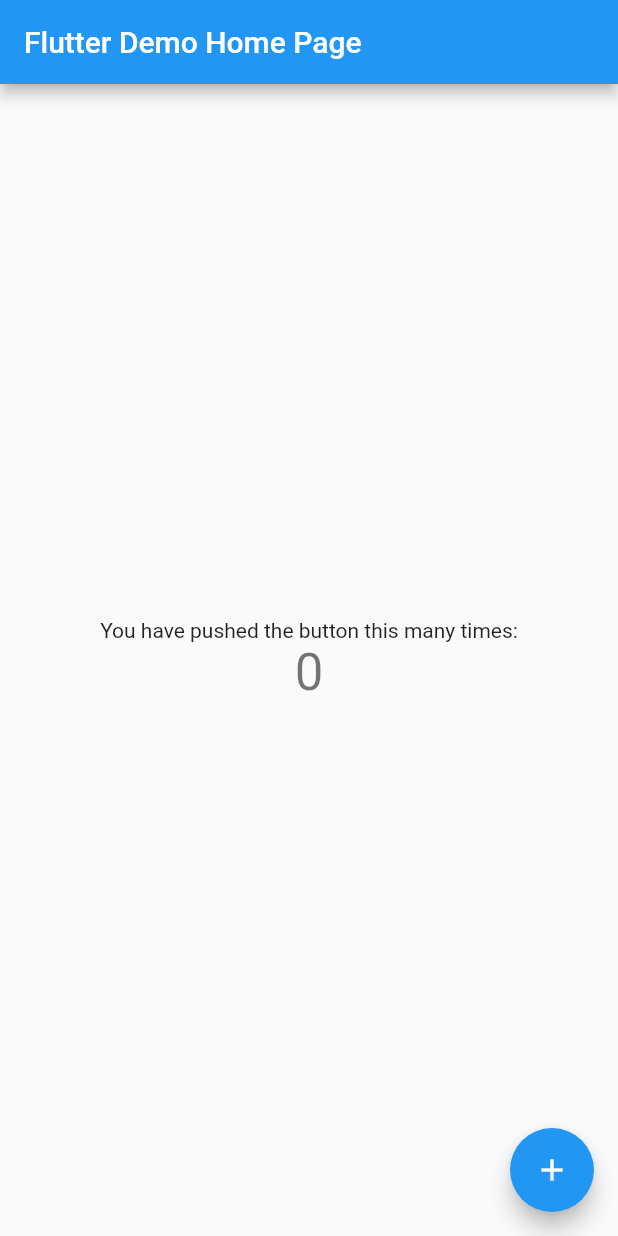
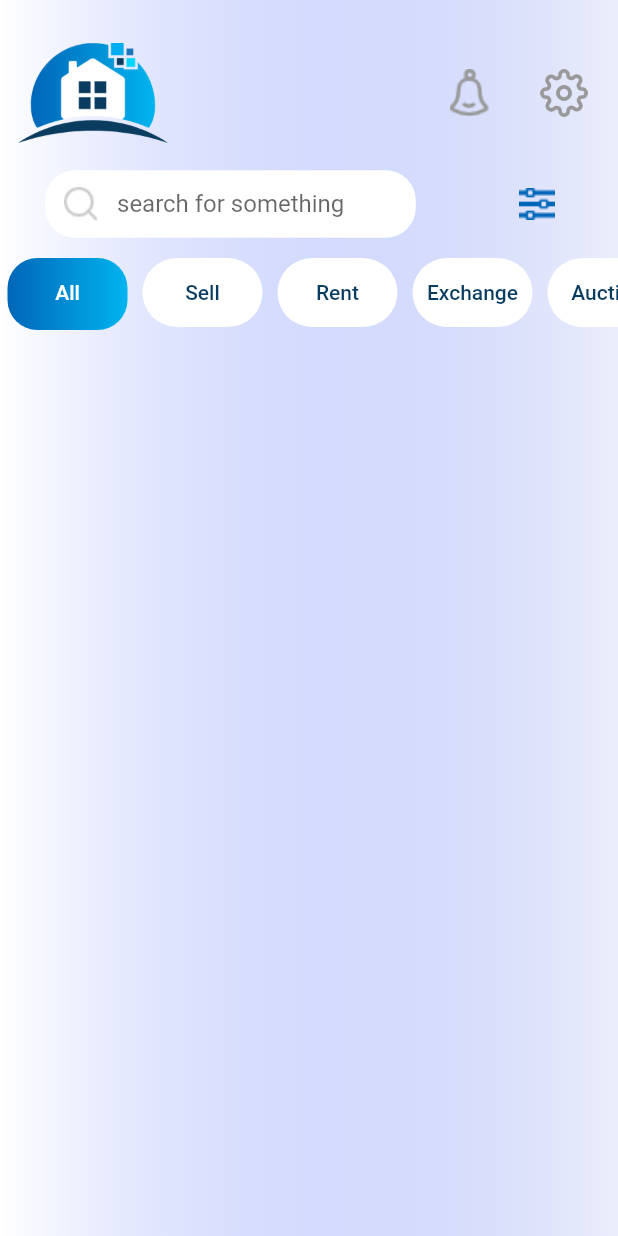
Before and after one commit to fawezz/Wasiet, a Flutter app: the screen it shows after launch, on a phone screen of 412 x 824 dp. Run offline on Flutter 3.47's test engine with Material 2 defaults, Android fonts, the phone set to English and light mode, and no system bars; our stand-ins replace get, hexcolor.

Commit message:
home tabbar style

```diff
--- a/analysis_options.yaml
+++ b/analysis_options.yaml
@@ -24,6 +24,7 @@ linter:
   rules:
     # avoid_print: false  # Uncomment to disable the `avoid_print` rule
     # prefer_single_quotes: true  # Uncomment to enable the `prefer_single_quotes` rule
+  prefer_const_constructors: false
 
 # Additional information about this file can be found at
 # https://dart.dev/guides/language/analysis-options
--- /dev/null
+++ b/lib/Controllers/HomeTabController.dart
@@ -0,0 +1,25 @@
+import 'package:get/get.dart';
+import 'package:flutter/material.dart';
+
+
+class HomeTabController extends GetxController with GetSingleTickerProviderStateMixin {
+  var selectedTabIndex = 0 .obs;
+
+  void updateSelectedIndex() {
+    selectedTabIndex.value = controller.index;
+  }
+
+  late TabController controller;
+
+  @override
+  void onInit() {
+    super.onInit();
+    controller = TabController(vsync: this, length: 5);
+  }
+
+  @override
+  void onClose() {
+    controller.dispose();
+    super.onClose();
+  }
+}
--- /dev/null
+++ b/lib/Custom Widgets/AdElement.dart
@@ -0,0 +1,48 @@
+import 'package:flutter/material.dart';
+
+class AdElement extends StatelessWidget {
+  const AdElement({Key? key}) : super(key: key);
+
+  @override
+  Widget build(BuildContext context) {
+    return Container(
+      child: Row(
+        children: [
+          Container(
+            child: Stack(
+              children: [
+
+              ],
+            ),
+          ),
+          Column(
+            children: [
+              Row(
+                children: [
+                  //categorie
+                  //heart icon
+                  //star
+                  //rating
+                  //number of raters
+                ],
+              ),
+              Text("5 floors villa",
+              style: TextStyle(),
+              ),
+              Text("20-07-2021",
+                style: TextStyle(),
+              ),
+              Text("location",
+                style: TextStyle(),
+              ),
+              Text("PRICE",
+                style: TextStyle(),
+              ),
+            ],
+          )
+
+        ],
+      ),
+    );
+  }
+}
--- /dev/null
+++ b/lib/Views/HomeView.dart
@@ -0,0 +1,209 @@
+import 'package:flutter/material.dart';
+import 'package:get/get.dart';
+import 'package:hexcolor/hexcolor.dart';
+import 'dart:ui' as ui;
+import 'package:wasiet/Views/testScreen1.dart';
+import 'package:wasiet/Views/testScreen2.dart';
+
+import '../Controllers/HomeTabController.dart';
+
+class HomeView extends StatelessWidget {
+  const HomeView({super.key});
+
+  @override
+  Widget build(BuildContext context) {
+    final HomeTabController _tabx = Get.put(HomeTabController());
+    return SafeArea(
+        child: Scaffold(
+      body: Container(
+          height: MediaQuery.of(context).size.height,
+          width: MediaQuery.of(context).size.width,
+          decoration: BoxDecoration(
+              gradient: LinearGradient(
+            begin: Alignment.centerRight,
+            end: Alignment.centerLeft,
+            colors: [HexColor("#6A83FF").withOpacity(0.1), HexColor("#FFFFFF")],
+          )),
+          child: Column(
+            children: [
+              Padding(
+                padding: const EdgeInsets.only(left: 12, right: 12, top: 12),
+                child: Row(
+                  children: [
+                    Image.asset(
+                      'assets/icons/logo_bar.png',
+                      width: 100.0,
+                      height: 100.0,
+                    ),
+                    const Spacer(),
+                    IconButton(
+                      icon: Image.asset(
+                        'assets/icons/bell.png',
+                        fit: BoxFit.fill,
+                      ),
+                      iconSize: 10,
+                      onPressed: null,
+                    ),
+                    const SizedBox(width: 15),
+                    IconButton(
+                      icon: Image.asset(
+                        'assets/icons/settings.png',
+                        fit: BoxFit.contain,
+                      ),
+                      onPressed: () {},
+                    ),
+                  ],
+                ),
+              ),
+              Padding(
+                padding: const EdgeInsets.only(bottom: 12),
+                child: Row(
+                  children: [
+                    Padding(
+                      padding: const EdgeInsets.only(left: 30),
+                      child: SizedBox(
+                        width: MediaQuery.of(context).size.width * 0.60,
+                        height: 45,
+                        child: TextField(
+                          style: const TextStyle(
+                              fontSize: 16.0, color: Colors.blueAccent),
+                          decoration: InputDecoration(
+                            labelText: "search for something",
+                            border: OutlineInputBorder(
+                              borderRadius: BorderRadius.circular(20.0),
+                              borderSide: BorderSide.none,
+                            ),
+                            filled: true,
+                            fillColor: Colors.white,
+                            prefixIcon: Image.asset('assets/icons/search.png'),
+                          ),
+                        ),
+                      ),
+                    ),
+                    const Spacer(),
+                    Padding(
+                      padding: const EdgeInsets.only(right: 30),
+                      child: IconButton(
+                        onPressed: () {},
+                        icon: Image.asset(
+                          'assets/icons/filtre.png',
+                          fit: BoxFit.fill,
+                        ),
+                      ),
+                    ),
+                  ],
+                ),
+              ),
+              TabBar(
+                  labelStyle:
+                      TextStyle(fontSize: 14, fontWeight: FontWeight.w500),
+                  labelPadding: const EdgeInsets.only(right: 5, left: 5),
+                  labelColor: Colors.white,
+                  indicatorSize: TabBarIndicatorSize.label,
+                  unselectedLabelColor: HexColor("#0A3C5F"),
+                  isScrollable: true,
+                  indicator: BoxDecoration(
+                    gradient: LinearGradient(
+                        colors: [HexColor("#0066B8"), HexColor("00B4EF")]),
+                    borderRadius: BorderRadius.circular(20.0),
+                  ),
+                  onTap: (int x) {
+                    _tabx.updateSelectedIndex();
+                  },
+                  controller: _tabx.controller,
+                  tabs: [
+                    Obx(
+                      () => Container(
+                          width: 80,
+                          decoration: BoxDecoration(
+                              borderRadius: BorderRadius.circular(45),
+                              color: _tabx.selectedTabIndex.value != 0
+                                  ? Colors.white
+                                  : Colors.transparent),
+                          child: Tab(
+                            text: "All",
+                          )),
+                    ),
+                    Obx(
+                      () => Container(
+                          width: 80,
+                          decoration: BoxDecoration(
+                              borderRadius: BorderRadius.circular(45),
+                              color: _tabx.selectedTabIndex.value != 1
+                                  ? Colors.white
+                                  : Colors.transparent),
+                          child: Tab(text: "Sell")),
+                    ),
+                    Obx(
+                      () => Container(
+                          width: 80,
+                          decoration: BoxDecoration(
+                              borderRadius: BorderRadius.circular(45),
+                              color: _tabx.selectedTabIndex.value != 2
+                                  ? Colors.white
+                                  : Colors.transparent),
+                          child: Tab(text: "Rent")),
+                    ),
+                    Obx(
+                      () => Container(
+                          width: 80,
+                          decoration: BoxDecoration(
+                              borderRadius: BorderRadius.circular(45),
+                              color: _tabx.selectedTabIndex.value != 3
+                                  ? Colors.white
+                                  : Colors.transparent),
+                          child: Tab(text: "Exchange")),
+                    ),
+                    Obx(
+                      () => Container(
+                          width: 80,
+                          decoration: BoxDecoration(
+                              borderRadius: BorderRadius.circular(45),
+                              color: _tabx.selectedTabIndex.value != 4
+                                  ? Colors.white
+                                  : Colors.transparent),
+                          child: Tab(text: "Auction")),
+                    ),
+                  ]),
+
+              /*
+            TabBarView(
+              controller: _tabx.controller,
+              children: const [
+                testScreen1(),
+                testScreen2(),
+                testScreen1(),
+                testScreen2(),
+                testScreen1(),
+              ],
+            )*/
+            ],
+          )),
+    ));
+  }
+}
+
+
+class RPSCustomPainter extends CustomPainter {
+  @override
+  void paint(Canvas canvas, Size size) {
+
+    Path path_0 = Path();
+    path_0.moveTo(size.width*0.3337690,size.height*-0.05120620);
+    path_0.cubicTo(size.width*0.4935470,size.height*-0.05120620,size.width*0.4524876,size.height*0.1604324,size.width*0.4524876,size.height*0.2076199);
+    path_0.cubicTo(size.width*0.4524876,size.height*0.2548074,size.width*0.3085084,size.height*0.3696691,size.width*0.1487304,size.height*0.3696691);
+    path_0.cubicTo(size.width*-0.01104751,size.height*0.3696691,size.width*0.00007470664,size.height*0.1926824,size.width*0.00007470664,size.height*0.1454955);
+    path_0.cubicTo(size.width*0.00007470664,size.height*0.09830871,size.width*0.1739897,size.height*-0.05120620,size.width*0.3337690,size.height*-0.05120620);
+    path_0.close();
+
+    Paint paint_0_fill = Paint()..style=PaintingStyle.fill;
+    paint_0_fill.color = Color(0xff6a83ff).withOpacity(1.0);
+    canvas.drawPath(path_0,paint_0_fill);
+
+  }
+
+  @override
+  bool shouldRepaint(covariant CustomPainter oldDelegate) {
+    return true;
+  }
+}
--- /dev/null
+++ b/lib/Views/testScreen1.dart
@@ -0,0 +1,14 @@
+import 'package:flutter/material.dart';
+
+
+class testScreen1 extends StatelessWidget {
+  const testScreen1({Key? key}) : super(key: key);
+
+  @override
+  Widget build(BuildContext context) {
+    return Text(
+        "1",
+      style: TextStyle(fontSize: 50),
+    );
+  }
+}
--- /dev/null
+++ b/lib/Views/testScreen2.dart
@@ -0,0 +1,13 @@
+import 'package:flutter/material.dart';
+
+class testScreen2 extends StatelessWidget {
+  const testScreen2({Key? key}) : super(key: key);
+
+  @override
+  Widget build(BuildContext context) {
+    return Text(
+      "2",
+      style: TextStyle(fontSize: 50),
+    );
+  }
+}
--- a/lib/main.dart
+++ b/lib/main.dart
@@ -1,5 +1,7 @@
 import 'package:flutter/material.dart';
 import 'package:get/get.dart';
+
+import 'Views/HomeView.dart';
 
 void main() {
   runApp(const MyApp());
@@ -8,109 +10,18 @@ void main() {
 class MyApp extends StatelessWidget {
   const MyApp({super.key});
 
-  // This widget is the root of your application.
   @override
   Widget build(BuildContext context) {
-    return MaterialApp(
-      title: 'Flutter Demo',
-      theme: ThemeData(
-        // This is the theme of your application.
-        //
-        // Try running your application with "flutter run". You'll see the
-        // application has a blue toolbar. Then, without quitting the app, try
-        // changing the primarySwatch below to Colors.green and then invoke
-        // "hot reload" (press "r" in the console where you ran "flutter run",
-        // or simply save your changes to "hot reload" in a Flutter IDE).
-        // Notice that the counter didn't reset back to zero; the application
-        // is not restarted.
-        primarySwatch: Colors.blue,
-      ),
-      home: const MyHomePage(title: 'Flutter Demo Home Page'),
+    return GetMaterialApp(
+      debugShowCheckedModeBanner: false,
+      title: 'Wasiet',
+      theme: ThemeData(primarySwatch: Colors.blue),
+      home: const HomeView(),
+      getPages: [
+        GetPage(name: '/home', page: () => const HomeView()),
+      ],
     );
   }
+
+
 }
-
-class MyHomePage extends StatefulWidget {
-  const MyHomePage({super.key, required this.title});
-
-  // This widget is the home page of your application. It is stateful, meaning
-  // that it has a State object (defined below) that contains fields that affect
-  // how it looks.
-
-  // This class is the configuration for the state. It holds the values (in this
-  // case the title) provided by the parent (in this case the App widget) and
-  // used by the build method of the State. Fields in a Widget subclass are
-  // always marked "final".
-
-  final String title;
-
-  @override
-  State<MyHomePage> createState() => _MyHomePageState();
-}
-
-class _MyHomePageState extends State<MyHomePage> {
-  int _counter = 0;
-
-  void _incrementCounter() {
-    setState(() {
-      // This call to setState tells the Flutter framework that something has
-      // changed in this State, which causes it to rerun the build method below
-      // so that the display can reflect the updated values. If we changed
-      // _counter without calling setState(), then the build method would not be
-      // called again, and so nothing would appear to happen.
-      _counter++;
-    });
-  }
-
-  @override
-  Widget build(BuildContext context) {
-    // This method is rerun every time setState is called, for instance as done
-    // by the _incrementCounter method above.
-    //
-    // The Flutter framework has been optimized to make rerunning build methods
-    // fast, so that you can just rebuild anything that needs updating rather
-    // than having to individually change instances of widgets.
-    return Scaffold(
-      appBar: AppBar(
-        // Here we take the value from the MyHomePage object that was created by
-        // the App.build method, and use it to set our appbar title.
-        title: Text(widget.title),
-      ),
-      body: Center(
-        // Center is a layout widget. It takes a single child and positions it
-        // in the middle of the parent.
-        child: Column(
-          // Column is also a layout widget. It takes a list of children and
-          // arranges them vertically. By default, it sizes itself to fit its
-          // children horizontally, and tries to be as tall as its parent.
-          //
-          // Invoke "debug painting" (press "p" in the console, choose the
-          // "Toggle Debug Paint" action from the Flutter Inspector in Android
-          // Studio, or the "Toggle Debug Paint" command in Visual Studio Code)
-          // to see the wireframe for each widget.
-          //
-          // Column has various properties to control how it sizes itself and
-          // how it positions its children. Here we use mainAxisAlignment to
-          // center the children vertically; the main axis here is the vertical
-          // axis because Columns are vertical (the cross axis would be
-          // horizontal).
-          mainAxisAlignment: MainAxisAlignment.center,
-          children: <Widget>[
-            const Text(
-              'You have pushed the button this many times:',
-            ),
-            Text(
-              '$_counter',
-              style: Theme.of(context).textTheme.headline4,
-            ),
-          ],
-        ),
-      ),
-      floatingActionButton: FloatingActionButton(
-        onPressed: _incrementCounter,
-        tooltip: 'Increment',
-        child: const Icon(Icons.add),
-      ), // This trailing comma makes auto-formatting nicer for build methods.
-    );
-  }
-}
```
Also changed, not shown: pubspec.yaml (+3 -4 lines), assets/icons/Star.png (added), assets/icons/bell.png (added), assets/icons/filledHeart.png (added), assets/icons/filtre.png (added), assets/icons/logo_bar.png (added), assets/icons/outlineHeart.png (added), assets/icons/search.png (added), assets/icons/settings.png (added).
